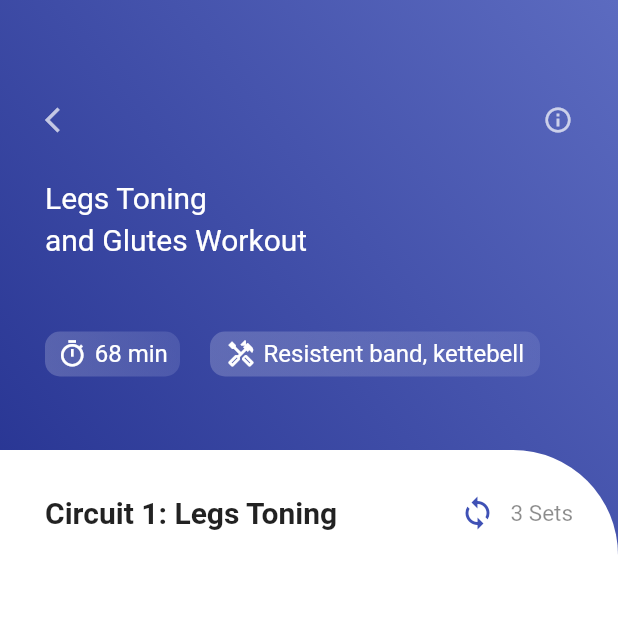
After one commit to alyilmaz99/flutter-learn, a Flutter app: the screen it shows after launch, after a tap on the "arrow forward" icon, on a phone screen of 412 x 824 dp, the top half of it. The commit adds this screen. Run offline on Flutter 3.47's test engine with Material 2 defaults, Android fonts, the light colour scheme and no system bars; our stand-ins replace audioplayers, font_awesome_flutter, get.

Commit message:
getx and page changing

```diff
--- /dev/null
+++ b/Tekrar/flutter_application_2/json/videoinfo.json
@@ -0,0 +1,15 @@
+[
+    {
+        "title": "Squat and Walk",
+        "time": "45 seconds",
+        "thumbnail": "embed/squat.jpg",
+        "videoUrl": "https://www.youtube.com/watch?v=oUXB3TzlIAo&t=44s"
+    },
+    {
+        "title": "Plie Squat and Heel Raises",
+        "time": "55 seconds",
+        "thumbnail": "embed/squat2.jpg",
+        "videoUrl": "https://www.youtube.com/watch?v=oUXB3TzlIAo&t=44s"
+    }
+
+]
--- a/Tekrar/flutter_application_2/lib/home_page.dart
+++ b/Tekrar/flutter_application_2/lib/home_page.dart
@@ -4,6 +4,9 @@ import 'package:flutter/cupertino.dart';
 import 'package:flutter/material.dart';
 import 'package:flutter/src/foundation/key.dart';
 import 'package:flutter/src/widgets/framework.dart';
+import 'package:get/get.dart';
+
+import 'video_info.dart';
 
 class HomePage extends StatefulWidget {
   const HomePage({Key? key}) : super(key: key);
@@ -95,10 +98,15 @@ class _HomePageState extends State<HomePage> {
                 SizedBox(
                   width: 5,
                 ),
-                Icon(
+                InkWell(
+                  onTap: () {
+                    Get.to(() => VideoInfo());
+                  },
+                  child: Icon(
                     Icons.arrow_forward,
                     color: Colors.blueGrey[800],
                     size: 20,
+                  ),
                 ),
               ],
             ),
@@ -312,6 +320,9 @@ class _HomePageState extends State<HomePage> {
             Expanded(
               child: OverflowBox(
                 maxWidth: MediaQuery.of(context).size.width,
+                child: MediaQuery.removePadding(
+                  removeTop: true,
+                  context: context,
                   child: ListView.builder(
                       itemCount: (info.length.toDouble() / 2).toInt(),
                       itemBuilder: (_, i) {
@@ -323,15 +334,17 @@ class _HomePageState extends State<HomePage> {
                               margin: EdgeInsets.only(
                                 left: 25,
                                 bottom: 30,
+                                top: 10,
                               ),
                               height: 150,
-                            width: (MediaQuery.of(context).size.width - 90) / 2,
+                              width:
+                                  (MediaQuery.of(context).size.width - 90) / 2,
                               padding: EdgeInsets.only(bottom: 5),
                               decoration: BoxDecoration(
                                 color: Colors.white,
                                 borderRadius: BorderRadius.circular(15),
                                 image: DecorationImage(
-                                image: AssetImage(info[a]['img']),
+                                  image: AssetImage(info[i]['img']),
                                 ),
                                 boxShadow: [
                                   BoxShadow(
@@ -348,7 +361,7 @@ class _HomePageState extends State<HomePage> {
                                 child: Align(
                                   alignment: Alignment.bottomCenter,
                                   child: Text(
-                                  info[a]['title'],
+                                    info[i]['title'],
                                     style: TextStyle(
                                         fontSize: 20, color: Colors.black87),
                                   ),
@@ -360,10 +373,12 @@ class _HomePageState extends State<HomePage> {
                             ),
                             Container(
                               height: 150,
-                            width: (MediaQuery.of(context).size.width - 90) / 2,
+                              width:
+                                  (MediaQuery.of(context).size.width - 90) / 2,
                               margin: EdgeInsets.only(
                                 left: 25,
                                 bottom: 30,
+                                top: 10,
                               ),
                               padding: EdgeInsets.only(bottom: 5),
                               decoration: BoxDecoration(
@@ -399,6 +414,7 @@ class _HomePageState extends State<HomePage> {
                       }),
                 ),
               ),
+            ),
           ],
         ),
       ),
--- a/Tekrar/flutter_application_2/lib/main.dart
+++ b/Tekrar/flutter_application_2/lib/main.dart
@@ -1,5 +1,7 @@
 import 'package:flutter/material.dart';
 import 'package:flutter_application_2/home_page.dart';
+import 'package:flutter_application_2/video_info.dart';
+import 'package:get/get.dart';
 
 void main() {
   runApp(const MyApp());
@@ -11,7 +13,7 @@ class MyApp extends StatelessWidget {
   // This widget is the root of your application.
   @override
   Widget build(BuildContext context) {
-    return MaterialApp(
+    return GetMaterialApp(
       title: 'Flutter Demo',
       theme: ThemeData(
         primarySwatch: Colors.blue,
--- /dev/null
+++ b/Tekrar/flutter_application_2/lib/video_info.dart
@@ -0,0 +1,237 @@
+import 'dart:convert';
+
+import 'package:flutter/cupertino.dart';
+import 'package:flutter/material.dart';
+import 'package:flutter/src/foundation/key.dart';
+import 'package:flutter/src/widgets/framework.dart';
+import 'package:get/get.dart';
+
+class VideoInfo extends StatefulWidget {
+  const VideoInfo({Key? key}) : super(key: key);
+
+  @override
+  State<VideoInfo> createState() => _VideoInfoState();
+}
+
+class _VideoInfoState extends State<VideoInfo> {
+  List info = [];
+  _initData() {
+    DefaultAssetBundle.of(context)
+        .loadString("json/videoinfo.json")
+        .then((value) => {info = json.decode(value)});
+  }
+
+  @override
+  void initState() {
+    super.initState();
+    _initData();
+  }
+
+  @override
+  Widget build(BuildContext context) {
+    return Scaffold(
+        body: Container(
+      decoration: BoxDecoration(
+        gradient: LinearGradient(
+          colors: [
+            Colors.indigo.shade800,
+            Colors.indigo.shade400,
+          ],
+          begin: const FractionalOffset(0.0, 0.4),
+          end: Alignment.topRight,
+        ),
+      ),
+      child: Column(
+        children: [
+          Container(
+            padding: const EdgeInsets.only(top: 70, left: 30, right: 30),
+            width: MediaQuery.of(context).size.width,
+            height: 300,
+            child: Column(
+              crossAxisAlignment: CrossAxisAlignment.start,
+              children: [
+                Row(
+                  children: [
+                    InkWell(
+                      onTap: () {
+                        Get.back();
+                      },
+                      child: Icon(
+                        Icons.arrow_back_ios,
+                        size: 20,
+                        color: Colors.white70,
+                      ),
+                    ),
+                    Expanded(
+                      child: Container(),
+                    ),
+                    Icon(
+                      Icons.info_outline,
+                      size: 20,
+                      color: Colors.white70,
+                    )
+                  ],
+                ),
+                SizedBox(
+                  height: 30,
+                ),
+                Text(
+                  "Legs Toning",
+                  style: TextStyle(
+                    color: Colors.white,
+                    fontSize: 20,
+                    fontWeight: FontWeight.w400,
+                  ),
+                ),
+                SizedBox(
+                  height: 5,
+                ),
+                Text(
+                  "and Glutes Workout",
+                  style: TextStyle(
+                    color: Colors.white,
+                    fontSize: 20,
+                    fontWeight: FontWeight.w400,
+                  ),
+                ),
+                SizedBox(
+                  height: 50,
+                ),
+                Row(
+                  children: [
+                    Container(
+                      width: 90,
+                      height: 30,
+                      decoration: BoxDecoration(
+                        borderRadius: BorderRadius.circular(10),
+                        gradient: LinearGradient(
+                          colors: [
+                            Colors.white24.withOpacity(0.2),
+                            Colors.indigo.shade200.withOpacity(0.2),
+                          ],
+                          begin: Alignment.bottomLeft,
+                          end: Alignment.topRight,
+                        ),
+                      ),
+                      child: Row(
+                        mainAxisAlignment: MainAxisAlignment.center,
+                        children: [
+                          Icon(
+                            Icons.timer_outlined,
+                            size: 20,
+                            color: Colors.white,
+                          ),
+                          SizedBox(
+                            width: 5,
+                          ),
+                          Text(
+                            "68 min",
+                            style: TextStyle(
+                              fontSize: 16,
+                              color: Colors.white,
+                            ),
+                          ),
+                        ],
+                      ),
+                    ),
+                    SizedBox(
+                      width: 20,
+                    ),
+                    Container(
+                      width: 220,
+                      height: 30,
+                      decoration: BoxDecoration(
+                        borderRadius: BorderRadius.circular(10),
+                        gradient: LinearGradient(
+                          colors: [
+                            Colors.white24.withOpacity(0.2),
+                            Colors.indigo.shade200.withOpacity(0.2),
+                          ],
+                          begin: Alignment.bottomLeft,
+                          end: Alignment.topRight,
+                        ),
+                      ),
+                      child: Row(
+                        mainAxisAlignment: MainAxisAlignment.center,
+                        children: [
+                          Icon(
+                            Icons.handyman_outlined,
+                            size: 20,
+                            color: Colors.white,
+                          ),
+                          SizedBox(
+                            width: 5,
+                          ),
+                          Text(
+                            "Resistent band, kettebell",
+                            style: TextStyle(
+                              fontSize: 16,
+                              color: Colors.white,
+                            ),
+                          ),
+                        ],
+                      ),
+                    ),
+                  ],
+                ),
+              ],
+            ),
+          ),
+          Expanded(
+            child: Container(
+              decoration: BoxDecoration(
+                color: Colors.white,
+                borderRadius: BorderRadius.only(
+                  topRight: Radius.circular(70),
+                ),
+              ),
+              child: Column(
+                children: [
+                  SizedBox(
+                    height: 30,
+                  ),
+                  Row(
+                    children: [
+                      SizedBox(
+                        width: 30,
+                      ),
+                      Text(
+                        "Circuit 1: Legs Toning",
+                        style: TextStyle(
+                            fontSize: 20,
+                            fontWeight: FontWeight.bold,
+                            color: Colors.black87),
+                      ),
+                      Expanded(child: Container()),
+                      Row(
+                        children: [
+                          Icon(
+                            Icons.loop_outlined,
+                            color: Colors.indigo,
+                          ),
+                          SizedBox(
+                            width: 10,
+                          ),
+                          Text(
+                            "3 Sets",
+                            style: TextStyle(
+                              color: Colors.black45,
+                              fontSize: 15,
+                            ),
+                          ),
+                        ],
+                      ),
+                      SizedBox(
+                        width: 30,
+                      ),
+                    ],
+                  ),
+                ],
+              ),
+            ),
+          ),
+        ],
+      ),
+    ));
+  }
+}
--- a/Tekrar/flutter_application_2/pubspec.yaml
+++ b/Tekrar/flutter_application_2/pubspec.yaml
@@ -34,6 +34,7 @@ dependencies:
   # The following adds the Cupertino Icons font to your application.
   # Use with the CupertinoIcons class for iOS style icons.
   cupertino_icons: ^1.0.2
+  get:
 
 dev_dependencies:
   flutter_test:
```
Also changed, not shown: Tekrar/flutter_application_2/assets/squat1.jpg (added), Tekrar/flutter_application_2/assets/squat2.jpg (added), Tekrar/flutter_application_2/pubspec.lock. Lines whose indentation alone changed are shown as unchanged.
